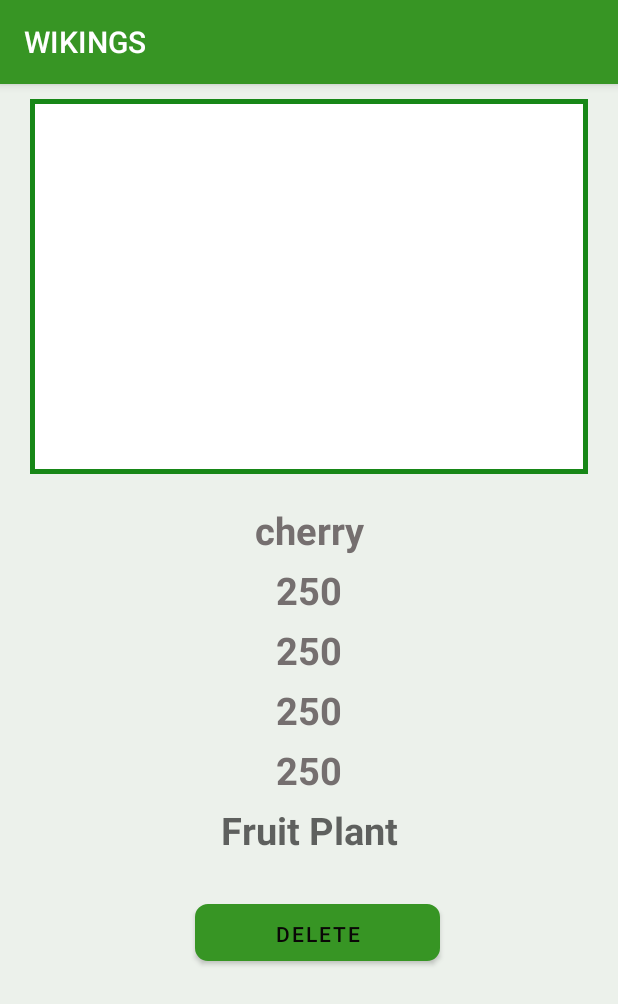
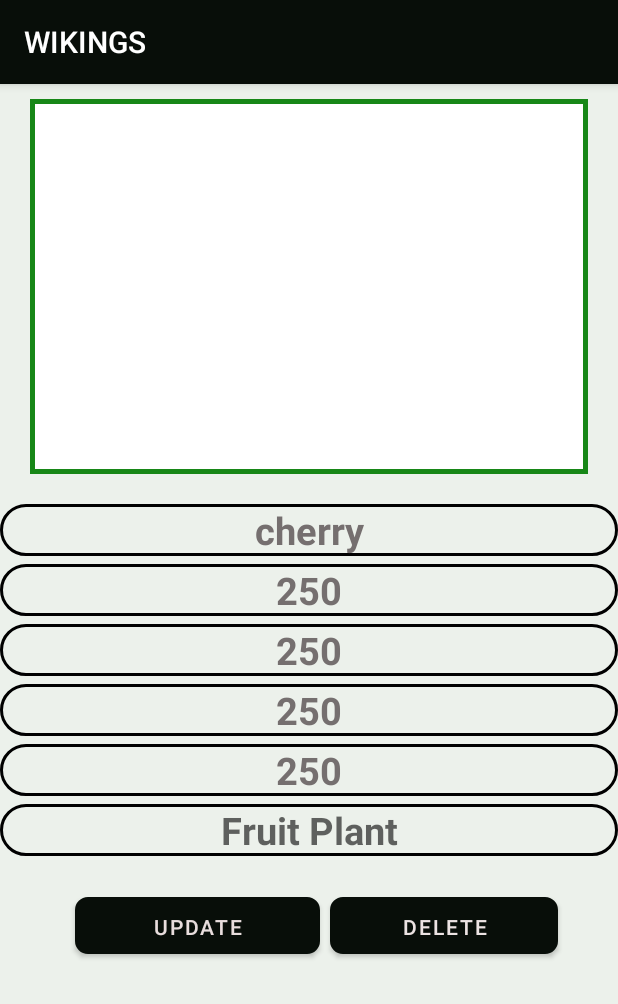
Before and after one commit to pasandi1998/tour_guide, an Android app: the HotelView screen opened directly, with no data from a screen before it, on a phone screen of 412 x 824 dp. Shown: the top 1004 px of the screen. Run offline under Robolectric (Android 15) with nearby library versions, the phone set to English and light mode, and no system bars; our stand-ins replace Firebase (no records; nobody signed in at launch, a user with empty details on screens opened directly), Picasso.

Commit message:
created project background

```diff
--- a/app/src/main/res/layout/activity_plant_item_view.xml
+++ b/app/src/main/res/layout/activity_plant_item_view.xml
@@ -18,104 +18,123 @@
         android:background="@drawable/edit_back_border"
         android:scaleType="fitXY" />
 
-    <TextView
+    <EditText
         android:id="@+id/text_plant_item_name"
         android:layout_width="match_parent"
         android:layout_height="wrap_content"
         android:layout_marginTop="280dp"
-        android:background="#ECF1EB"
+        android:background="@drawable/input_plant_search"
         android:gravity="center"
         android:text="cherry"
         android:textColor="#756f6f"
         android:textSize="25dp"
         android:textStyle="bold">
 
-    </TextView>
+    </EditText>
 
-    <TextView
+    <EditText
         android:id="@+id/province"
         android:layout_width="match_parent"
         android:layout_height="wrap_content"
         android:layout_marginTop="320dp"
-        android:background="#ECF1EB"
+        android:background="@drawable/input_plant_search"
         android:gravity="center"
         android:text="250"
         android:textColor="#756f6f"
         android:textSize="25dp"
         android:textStyle="bold">
 
-    </TextView>
+    </EditText>
 
-    <TextView
+    <EditText
         android:id="@+id/address"
         android:layout_width="match_parent"
         android:layout_height="wrap_content"
         android:layout_marginTop="360dp"
-        android:background="#ECF1EB"
+        android:background="@drawable/input_plant_search"
         android:gravity="center"
         android:text="250"
         android:textColor="#756f6f"
         android:textSize="25dp"
         android:textStyle="bold">
 
-    </TextView>
+    </EditText>
 
-    <TextView
+    <EditText
         android:id="@+id/phone"
         android:layout_width="match_parent"
         android:layout_height="wrap_content"
         android:layout_marginTop="400dp"
-        android:background="#ECF1EB"
+        android:background="@drawable/input_plant_search"
         android:gravity="center"
         android:text="250"
         android:textColor="#756f6f"
         android:textSize="25dp"
         android:textStyle="bold">
 
-    </TextView>
+    </EditText>
 
-    <TextView
+    <EditText
         android:id="@+id/price"
         android:layout_width="match_parent"
         android:layout_height="wrap_content"
         android:layout_marginTop="440dp"
-        android:background="#ECF1EB"
+        android:background="@drawable/input_plant_search"
         android:gravity="center"
         android:text="250"
         android:textColor="#756f6f"
         android:textSize="25dp"
         android:textStyle="bold">
 
-    </TextView>
+    </EditText>
 
-    <TextView
+    <EditText
         android:id="@+id/description"
         android:layout_width="match_parent"
         android:layout_height="wrap_content"
         android:layout_alignParentStart="true"
         android:layout_marginStart="0dp"
         android:layout_marginTop="480dp"
-        android:background="#ECF1EB"
+        android:background="@drawable/input_plant_search"
         android:gravity="center"
         android:hint="Fruit Plant"
         android:textColor="#756f6f"
         android:textSize="25dp"
         android:textStyle="bold">
 
-    </TextView>
+    </EditText>
+
+    <Button
+        android:id="@+id/update"
+        android:layout_width="163dp"
+        android:layout_height="38dp"
+        android:layout_below="@+id/description"
+        android:layout_alignParentStart="true"
+        android:layout_marginStart="50dp"
+        android:layout_marginLeft="50dp"
+        android:layout_marginTop="27dp"
+        android:layout_marginRight="40dp"
+        android:layout_marginBottom="15dp"
+        android:background="@drawable/button_style"
+        android:text="Update"
+        android:textColor="#E8DDDD"
+        android:textColorHint="#736D6D"
+        app:rippleColor="#615C5C"
+        app:strokeColor="#FBFFFB"></Button>
 
     <Button
         android:id="@+id/plant_delete_button"
         android:layout_width="163dp"
         android:layout_height="38dp"
         android:layout_below="@+id/description"
-        android:layout_marginLeft="130dp"
-        android:layout_marginTop="32dp"
+        android:layout_marginLeft="220dp"
+        android:layout_marginTop="27dp"
         android:layout_marginRight="40dp"
         android:layout_marginBottom="15dp"
         android:background="@drawable/button_style"
         android:text="Delete"
-        android:textColor="#0a0707"
+        android:textColor="#ECE3E3"
+        android:textColorHint="#656060"
         app:strokeColor="#FBFFFB"></Button>
 
 </RelativeLayout>
--- a/app/src/main/res/layout/activity_view__places.xml
+++ b/app/src/main/res/layout/activity_view__places.xml
@@ -4,7 +4,7 @@
     xmlns:tools="http://schemas.android.com/tools"
     android:layout_width="match_parent"
     android:layout_height="match_parent"
-    tools:context=".gdgdhdh.View_Places">
+    tools:context=".View_Places">
     <EditText
         android:id="@+id/txtdata"
         android:layout_width="match_parent"
--- a/app/src/main/res/values/colors.xml
+++ b/app/src/main/res/values/colors.xml
@@ -1,11 +1,11 @@
 <?xml version="1.0" encoding="utf-8"?>
 <resources>
     <color name="purple_200">#FFBB86FC</color>
-    <color name="purple_500">#379524</color>
+    <color name="purple_500">#080E09</color>
     <color name="purple_700">#A5CAA8</color>
     <color name="teal_200">#FF03DAC5</color>
     <color name="teal_700">#FF018786</color>
     <color name="black">#FF000000</color>
     <color name="white">#FFFFFFFF</color>
-    <color name="text_shadow">#6beb34</color>
+    <color name="text_shadow">#000000</color>
 </resources>
```
Also changed, not shown: app/src/main/java/com/example/wikings/Shehani/HotelView.java (+78 -17 lines), app/src/main/java/com/example/wikings/Shehani/ManagerUserInterface.java (+10 -10 lines), app/src/main/res/layout/activity_plant_manager_user_interface.xml (+16 -16 lines).
